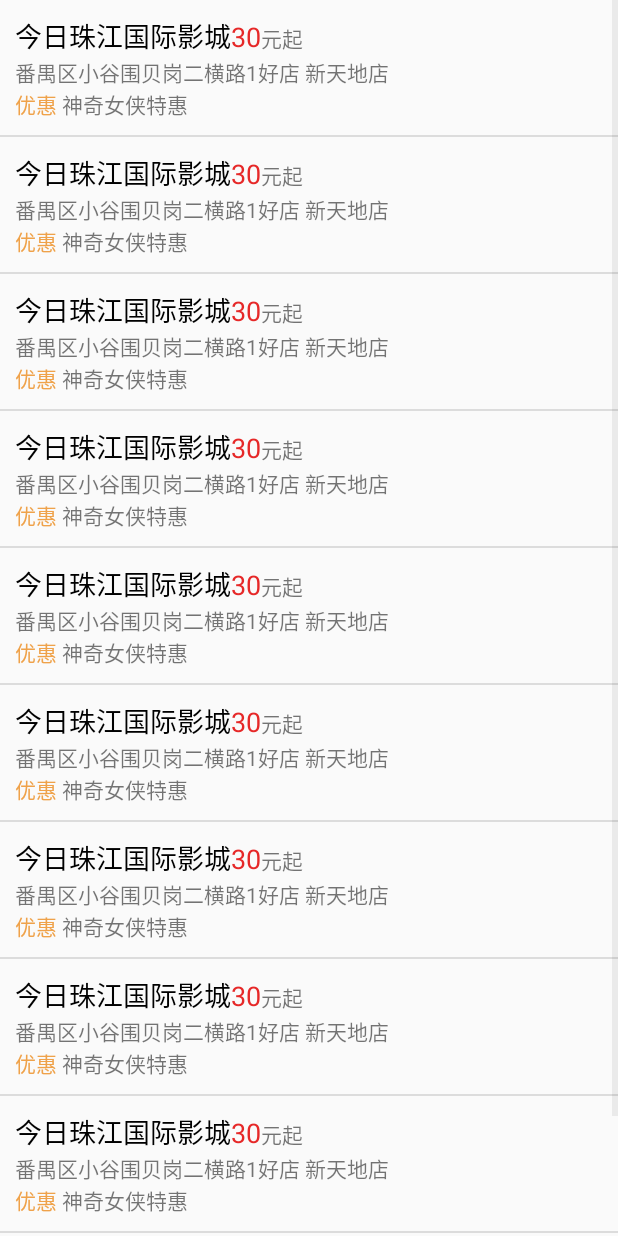
After one commit to MoHuaxiao/TicketSystem, an Android app: the CinemaActivity screen opened directly, with no data from a screen before it, on a phone screen of 412 x 824 dp. The commit adds this screen. Run offline under Robolectric (Android 15) with nearby library versions, the phone set to English and light mode, and no system bars.

Commit message:
增加电影院activity

```diff
--- a/app/src/main/AndroidManifest.xml
+++ b/app/src/main/AndroidManifest.xml
@@ -36,7 +36,8 @@
             </intent-filter>
         </activity>
         <activity android:name=".Activities.CinemaDetail" />
-        <activity android:name=".Activities.SelectSeatActivity"></activity>
+        <activity android:name=".Activities.SelectSeatActivity" />
+        <activity android:name=".Activities.CinemaActivity"></activity>
     </application>
 
 </manifest>
--- /dev/null
+++ b/app/src/main/java/com/x7/ssad/ticketsystem/Activities/CinemaActivity.java
@@ -0,0 +1,41 @@
+package com.x7.ssad.ticketsystem.Activities;
+
+import android.content.Intent;
+import android.support.v7.app.AppCompatActivity;
+import android.os.Bundle;
+import android.view.View;
+import android.widget.AdapterView;
+import android.widget.ListView;
+
+import com.x7.ssad.ticketsystem.Adapters.CinemaAdapter;
+import com.x7.ssad.ticketsystem.Model.Cinema;
+import com.x7.ssad.ticketsystem.R;
+
+import java.util.ArrayList;
+import java.util.List;
+
+public class CinemaActivity extends AppCompatActivity {
+
+    @Override
+    protected void onCreate(Bundle savedInstanceState) {
+        super.onCreate(savedInstanceState);
+        setContentView(R.layout.activity_cinema);
+
+        ListView cinemaListView = (ListView) findViewById(R.id.cinemaListView);
+        List<Cinema> cinemaList = new ArrayList<Cinema>();
+        Cinema c;
+        for (int i = 0; i < 10; i++) {
+            c = new Cinema("今日珠江国际影城", "番禺区小谷围贝岗二横路1好店 新天地店", 30);
+            cinemaList.add(c);
+        }
+        CinemaAdapter cinemaAdapter = new CinemaAdapter(cinemaList, CinemaActivity.this);
+        cinemaListView.setAdapter(cinemaAdapter);
+        cinemaListView.setOnItemClickListener(new AdapterView.OnItemClickListener() {
+            @Override
+            public void onItemClick(AdapterView<?> parent, View view, int position, long id) {
+                Intent intent = new Intent(CinemaActivity.this, CinemaDetail.class);
+                startActivity(intent);
+            }
+        });
+    }
+}
--- a/app/src/main/java/com/x7/ssad/ticketsystem/Activities/MovieInfoActivity.java
+++ b/app/src/main/java/com/x7/ssad/ticketsystem/Activities/MovieInfoActivity.java
@@ -121,8 +121,8 @@ public class MovieInfoActivity extends AppCompatActivity implements View.OnClick
         switch (v.getId()) {
             case R.id.ticketBookingBtn:
                 //跳转逻辑
-                Intent intent = new Intent(MovieInfoActivity.this, MainActivity.class);
-                intent.putExtra("id",1); //第二个fragment
+                Intent intent = new Intent(MovieInfoActivity.this, CinemaActivity.class);
+//                intent.putExtra("id",1); //第二个fragment
                 startActivity(intent);
                 break;
             default:
--- /dev/null
+++ b/app/src/main/res/layout/activity_cinema.xml
@@ -0,0 +1,15 @@
+<?xml version="1.0" encoding="utf-8"?>
+<LinearLayout xmlns:android="http://schemas.android.com/apk/res/android"
+xmlns:tools="http://schemas.android.com/tools"
+android:layout_width="match_parent"
+android:layout_height="match_parent"
+tools:context="com.x7.ssad.ticketsystem.Activities.CinemaActivity">
+
+    <!-- TODO: Update blank fragment layout -->
+    <ListView
+        android:id="@+id/cinemaListView"
+        android:layout_width="match_parent"
+        android:layout_height="match_parent">
+    </ListView>
+
+</LinearLayout>
```
